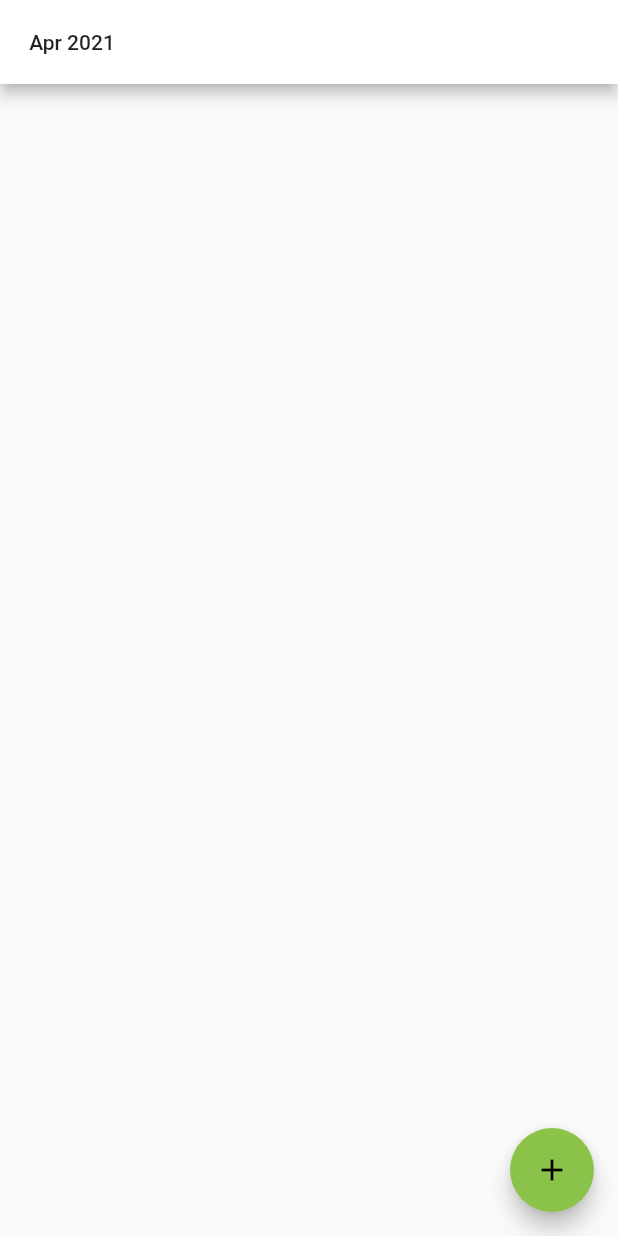
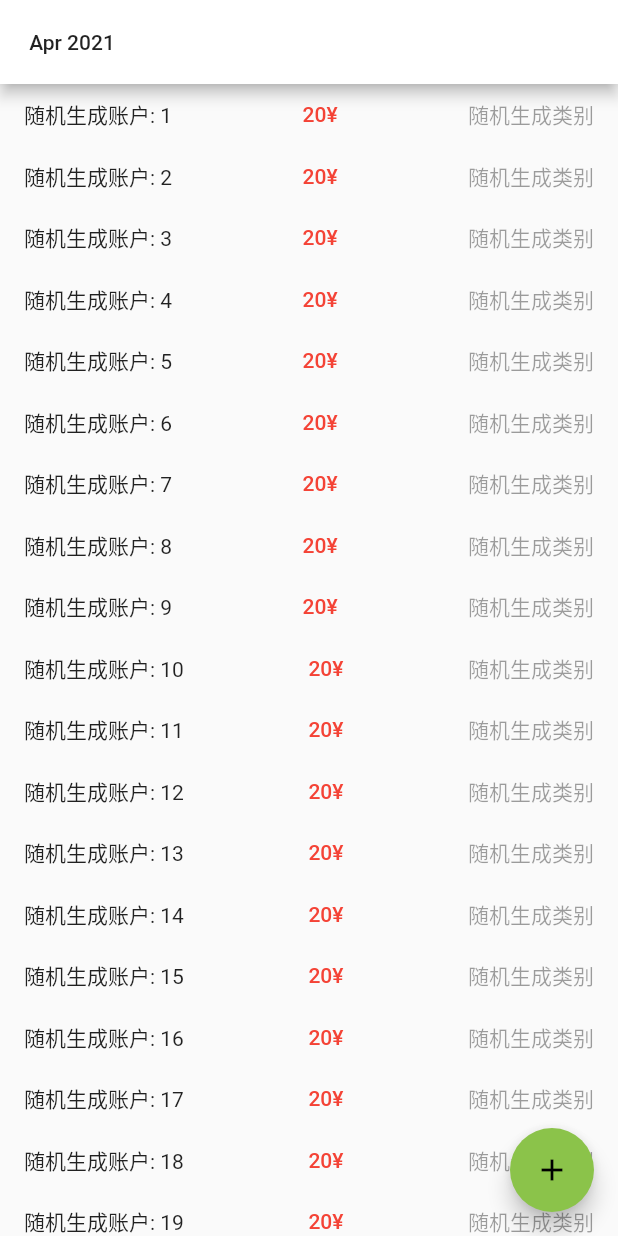
Before and after one commit to ggaier/jizhang, a Flutter app: the screen it shows after launch, after a tap on the "add" icon, on a phone screen of 412 x 824 dp. Run offline on Flutter 3.47's test engine with Material 2 defaults, Android fonts, the phone set to English and light mode, and no system bars; our stand-ins replace flutter_bloc.

Commit message:
第一次成功使用bloc

```diff
--- /dev/null
+++ b/lib/bills/bills_bloc.dart
@@ -0,0 +1,15 @@
+import 'package:accountbook/repository/bills_repository.dart';
+import 'package:accountbook/vo/bill.dart';
+import 'package:flutter_bloc/flutter_bloc.dart';
+
+class BillsBloc extends Cubit<List<Bill>> {
+  final BillsRepositoryIn _billsRepositoryIn;
+
+  BillsBloc(this._billsRepositoryIn) : super(List.empty());
+
+  void getFirstPageBills() async {
+    final bills = await _billsRepositoryIn.getBillsByPage(1);
+    emit(bills);
+  }
+
+}
--- /dev/null
+++ b/lib/bills/bills_view.dart
@@ -0,0 +1,78 @@
+import 'package:accountbook/bills/bills_bloc.dart';
+import 'package:accountbook/repository/bills_repository.dart';
+import 'package:accountbook/vo/bill.dart';
+import 'package:flutter/material.dart';
+import 'package:flutter_bloc/flutter_bloc.dart';
+import 'package:intl/intl.dart';
+
+class BillsView extends StatelessWidget {
+  final String _title;
+  final DateTime? _date = DateTime.now().toLocal();
+
+  BillsView({required String title}) : _title = title;
+
+  String _formattedDate(BuildContext context) {
+    final df = DateFormat.yMMM(Localizations.localeOf(context).languageCode);
+    return df.format(_date ?? DateTime.now());
+  }
+
+  @override
+  Widget build(BuildContext context) {
+    return BlocProvider(
+      create: (context) {
+        final bloc = BillsBloc(RepositoryProvider.of<BillsRepositoryImpl>(context));
+        bloc.getFirstPageBills();
+        return bloc;
+      },
+      child: Scaffold(
+        appBar: _buildAppBar(context),
+        body: _buildBillsView(context),
+        floatingActionButton: FloatingActionButton(
+          onPressed: () {},
+          tooltip: 'Increment',
+          child: Icon(Icons.add),
+        ), // This trailing comma makes auto-formatting nicer for build methods.
+      ),
+    );
+  }
+
+  AppBar _buildAppBar(BuildContext context) {
+    return AppBar(
+      leadingWidth: 96,
+      leading: Center(
+          child: TextButton(
+              onPressed: () {}, child: Text(_formattedDate(context), style: Theme.of(context).textTheme.bodyText1))),
+      title: Text(_title),
+    );
+  }
+
+  Widget _buildBillsView(BuildContext context) {
+    return BlocBuilder<BillsBloc, List<Bill>>(builder: (context, state) {
+      final bills = state;
+      return ListView.builder(
+        itemCount: bills.length,
+        itemBuilder: (context, index) {
+          final bill = bills[index];
+          return Padding(
+            padding: const EdgeInsets.symmetric(vertical: 10, horizontal: 16),
+            child: Row(
+              mainAxisAlignment: MainAxisAlignment.spaceBetween,
+              crossAxisAlignment: CrossAxisAlignment.center,
+              children: [
+                Text(
+                  bill.account,
+                  style: Theme.of(context).textTheme.bodyText2,
+                ),
+                Text(
+                  "${bill.amount.toString()}${bill.currencySymbol}",
+                  style: Theme.of(context).textTheme.bodyText1?.copyWith(color: Colors.red),
+                ),
+                Text(bill.genre, style: Theme.of(context).textTheme.bodyText2?.copyWith(color: Colors.black38))
+              ],
+            ),
+          );
+        },
+      );
+    });
+  }
+}
--- a/lib/bills_bloc.dart
+++ /dev/null
@@ -1,11 +0,0 @@
-import 'package:accountbook/vo/bill.dart';
-import 'package:flutter_bloc/flutter_bloc.dart';
-
-class BillsBloc extends Cubit<List<Bill>> {
-
-  BillsBloc(List<Bill> initialState) : super(initialState);
-
-  void getFirstPageBills() {
-
-  }
-}
--- a/lib/main.dart
+++ b/lib/main.dart
@@ -1,9 +1,10 @@
 import 'dart:math';
 
-import 'package:accountbook/vo/bill.dart';
+import 'package:accountbook/bills/bills_view.dart';
+import 'package:accountbook/repository/bills_repository.dart';
 import 'package:flutter/material.dart';
+import 'package:flutter_bloc/flutter_bloc.dart';
 import 'package:flutter_localizations/flutter_localizations.dart';
-import 'package:intl/intl.dart';
 
 void main() {
   runApp(MyApp());
@@ -39,91 +40,11 @@ class MyApp extends StatelessWidget {
         // 'zh_Hant_HK'
       ],
       theme:
-          ThemeData(primaryColor: Colors.white, accentColor: Colors.lightGreen),
-      home: MyHomePage(title: ''),
+      ThemeData(primaryColor: Colors.white, accentColor: Colors.lightGreen),
+      home: RepositoryProvider(
+        create: (context) => BillsRepositoryImpl(),
+        child: BillsView(title: ""),
+      ),
     );
   }
 }
-
-class MyHomePage extends StatefulWidget {
-  final String title;
-
-  MyHomePage({Key? key, this.title = ""}) : super(key: key);
-
-  @override
-  _MyHomePageState createState() => _MyHomePageState();
-}
-
-class _MyHomePageState extends State<MyHomePage> {
-  DateTime? _date;
-
-  _MyHomePageState() {
-    _date = DateTime.now().toLocal();
-  }
-
-  String formattedDate() {
-    final df = DateFormat.yMMM(Localizations.localeOf(context).languageCode);
-    return df.format(_date ?? DateTime.now());
-  }
-
-  @override
-  Widget build(BuildContext context) {
-    return Scaffold(
-      appBar: _buildAppBar(),
-      body: _buildBillsView(),
-      floatingActionButton: FloatingActionButton(
-        onPressed: () {},
-        tooltip: 'Increment',
-        child: Icon(Icons.add),
-      ), // This trailing comma makes auto-formatting nicer for build methods.
-    );
-  }
-
-  AppBar _buildAppBar() {
-    return AppBar(
-      leadingWidth: 96,
-      leading: Center(
-          child: TextButton(
-              onPressed: () {},
-              child: Text(formattedDate(),
-                  style: Theme.of(context).textTheme.bodyText1))),
-      title: Text(widget.title),
-    );
-  }
-
-  Widget _buildBillsView() {
-    // return ListView.builder(
-    //   itemCount: bills?.length ?? 0,
-    //   itemBuilder: (context, index) {
-    //     final bill = bills?.elementAt(index);
-    //     if (bill == null) return Container();
-    //     return Padding(
-    //       padding: const EdgeInsets.symmetric(vertical: 10, horizontal: 16),
-    //       child: Row(
-    //         mainAxisAlignment: MainAxisAlignment.spaceBetween,
-    //         crossAxisAlignment: CrossAxisAlignment.center,
-    //         children: [
-    //           Text(
-    //             bill.account,
-    //             style: Theme.of(context).textTheme.bodyText2,
-    //           ),
-    //           Text(
-    //             "${bill.amount.toString()}${bill.currencySymbol}",
-    //             style: Theme.of(context)
-    //                 .textTheme
-    //                 .bodyText1
-    //                 ?.copyWith(color: Colors.red),
-    //           ),
-    //           Text(bill.genre,
-    //               style: Theme.of(context)
-    //                   .textTheme
-    //                   .bodyText2
-    //                   ?.copyWith(color: Colors.black38))
-    //         ],
-    //       ),
-    //     );
-    //   },
-    // );
-    return Container();
-  }
-}
--- a/lib/repository/bills_repository.dart
+++ b/lib/repository/bills_repository.dart
@@ -4,16 +4,15 @@ import 'dart:math';
 import 'package:accountbook/vo/bill.dart';
 
 abstract class BillsRepositoryIn {
-  Future<void> getBillsByPage(int page);
+  Future<List<Bill>> getBillsByPage(int page);
 }
 
 class BillsRepositoryImpl implements BillsRepositoryIn {
-  final _controller = StreamController<List<Bill>>();
 
   @override
-  Future<void> getBillsByPage(int page) async {
-    await Future.delayed(Duration(seconds: 5), () {
-      final randomBills = List<Bill>.generate(
+  Future<List<Bill>> getBillsByPage(int page) async {
+    return Future.delayed(Duration(seconds: 5), () {
+      return List<Bill>.generate(
           100,
           (index) => Bill.name(
               DateTime.now().millisecond,
@@ -22,7 +21,6 @@ class BillsRepositoryImpl implements BillsRepositoryIn {
               Random.secure().nextInt(100),
               "¥",
               "随机生成备注"));
-      _controller.add(randomBills);
     });
   }
 }
```
